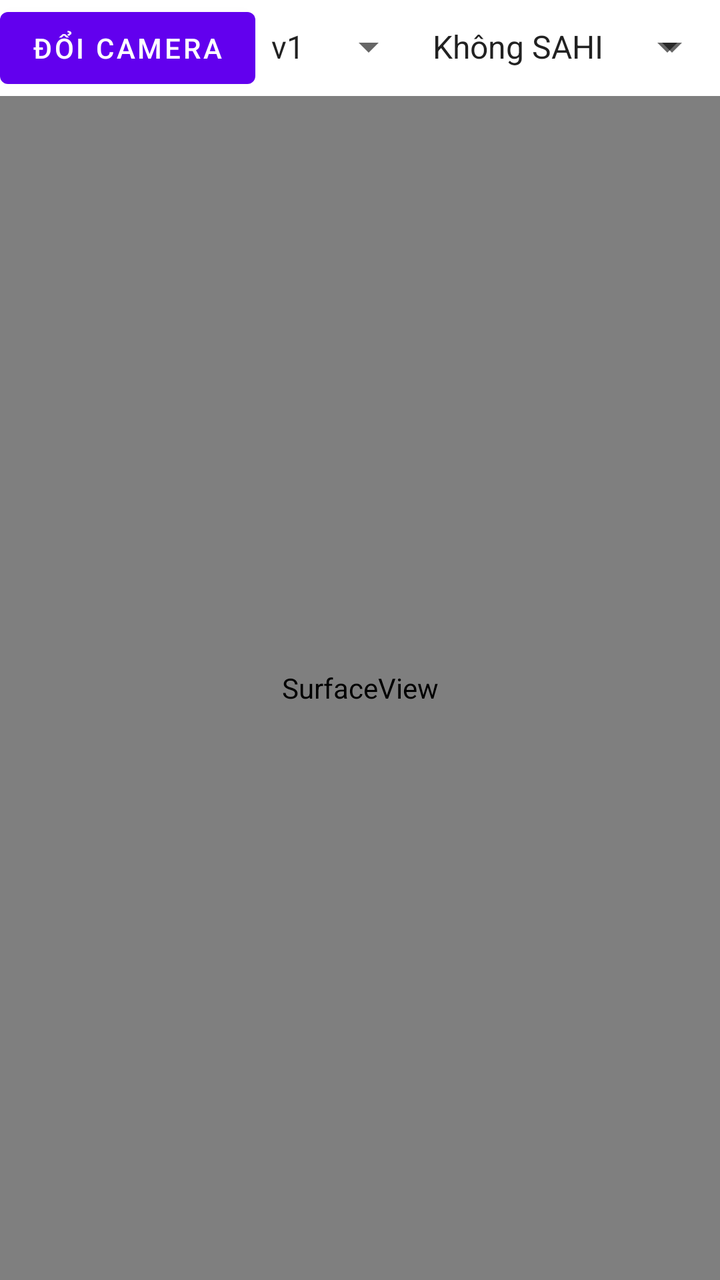
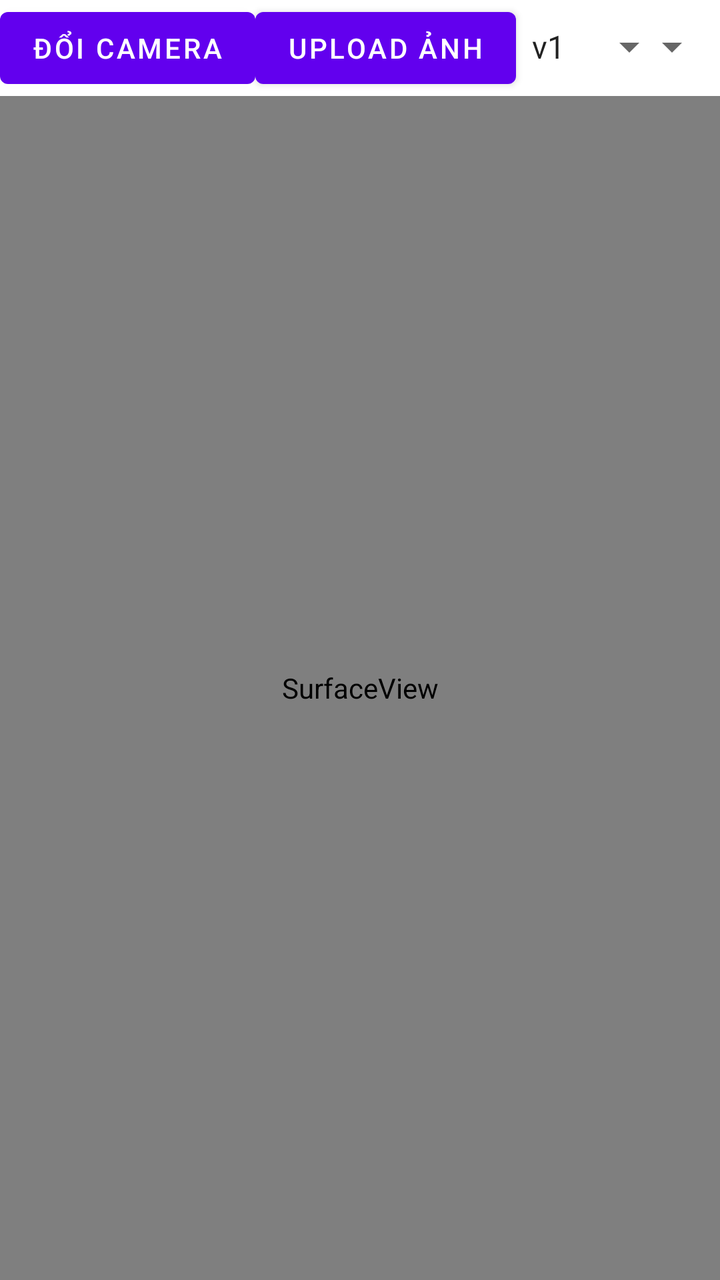

Two renders of the same Android screen: before a commit and after it. Below are the layout's source before the change and the commit's diff.
<!-- AndroidManifest.xml: fallback theme Theme.MaterialComponents.DayNight.NoActionBar -->
<!-- res/layout/main.xml -->
<?xml version="1.0" encoding="utf-8"?>
<LinearLayout xmlns:android="http://schemas.android.com/apk/res/android"
              android:orientation="vertical"
              android:layout_width="fill_parent"
              android:layout_height="fill_parent"
              android:fitsSystemWindows="true">

    <LinearLayout
        android:orientation="horizontal"
        android:layout_width="fill_parent"
        android:layout_height="wrap_content">

    <Button
        android:id="@+id/buttonSwitchCamera"
        android:layout_width="wrap_content"
        android:layout_height="wrap_content"
        android:text="Đổi camera" />

    <Spinner
        android:id="@+id/spinnerModel"
        android:layout_width="wrap_content"
        android:layout_height="wrap_content"
        android:drawSelectorOnTop="true"
        android:entries="@array/modelver_array" />

    <Spinner
        android:id="@+id/spinnerSAHI"
        android:layout_width="wrap_content"
        android:layout_height="wrap_content"
        android:drawSelectorOnTop="true"
        android:entries="@array/sahi_array" />

    <Spinner
        android:id="@+id/spinnerSahiTile"
        android:layout_width="wrap_content"
        android:layout_height="wrap_content"
        android:drawSelectorOnTop="true"
        android:entries="@array/sahi_tile_array" />

    <Spinner
        android:id="@+id/spinnerResolution"
        android:layout_width="wrap_content"
        android:layout_height="wrap_content"
        android:drawSelectorOnTop="true"
        android:entries="@array/resolution_array" />

    <Spinner
        android:id="@+id/spinnerCPUGPU"
        android:layout_width="wrap_content"
        android:layout_height="wrap_content"
        android:drawSelectorOnTop="true"
        android:entries="@array/cpugpu_array" />

    </LinearLayout>

    <SurfaceView
        android:id="@+id/cameraview"
        android:layout_width="fill_parent"
        android:layout_height="fill_parent" />

</LinearLayout>
<!-- resources referenced by this layout -->
<resources>
  <string-array name="cpugpu_array">
          <item>CPU</item>
          <item>GPU</item>
      </string-array>
  <string-array name="modelver_array">
          <item>v1</item>
          <item>v2</item>
          <item>v3</item>
          <item>v4</item>
          <item>v5</item>
      </string-array>
  <string-array name="resolution_array">
          <item>Max (tự tìm cao nhất)</item>
          <item>640x480</item>
          <item>1280x720</item>
          <item>1920x1080</item>
          <item>2560x1440</item>
      </string-array>
  <string-array name="sahi_array">
          <item>Không SAHI</item>
          <item>Bật SAHI</item>
      </string-array>
  <string-array name="sahi_tile_array">
          <item>Tự động (640)</item>
          <item>320 (chính xác hơn)</item>
      </string-array>
</resources>

<!-- the commit's change to res/layout/main.xml (unified diff, before → after) -->
@@ -15,6 +15,12 @@
         android:layout_width="wrap_content"
         android:layout_height="wrap_content"
         android:text="Đổi camera" />
+
+    <Button
+        android:id="@+id/buttonUpload"
+        android:layout_width="wrap_content"
+        android:layout_height="wrap_content"
+        android:text="Upload ảnh" />
 
     <Spinner
         android:id="@+id/spinnerModel"
